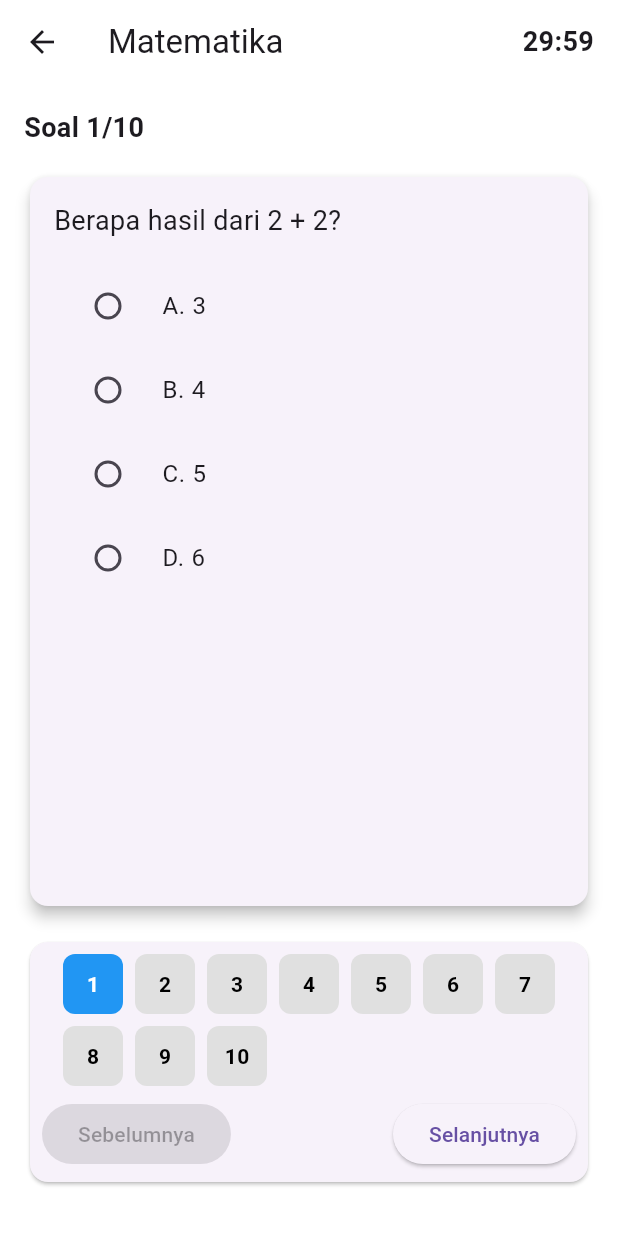
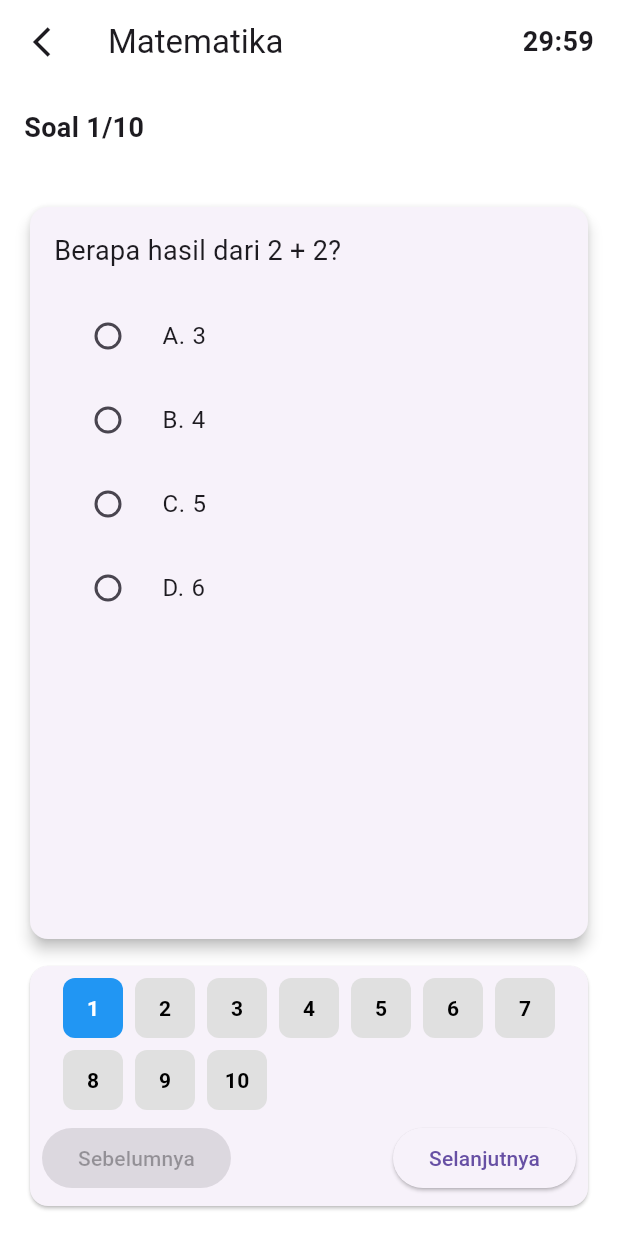
Before and after one commit to kurniaawann/Tugas_Akhir_MP, a Flutter app: the screen it shows after launch, after a tap on "MATEMATIKA", on a phone screen of 412 x 824 dp. Run offline on Flutter 3.47's test engine with Material 3 defaults, Android fonts, the phone set to English and light mode, and no system bars; our stand-ins replace sqflite; accounts and stored records are empty.

Commit message:
Refactor QuizScreen to improve timer handling and UI; add dialog management for time up state

```diff
--- a/lib/providers/timer_provider.dart
+++ b/lib/providers/timer_provider.dart
@@ -2,6 +2,7 @@ import 'package:flutter/material.dart';
 
 class TimerProvider with ChangeNotifier {
   int _remainingSeconds = 1800; // 30 menit
+  // int _remainingSeconds = 5; // untuk testing
   bool _timeIsUp = false;
 
   int get remainingSeconds => _remainingSeconds;
@@ -15,7 +16,15 @@ class TimerProvider with ChangeNotifier {
 
   void startTimer() {
     _timeIsUp = false;
-    _remainingSeconds = 1800;
+    _remainingSeconds = 1800; // uncomment untuk production
+    // _remainingSeconds = 5; // untuk testing
+    notifyListeners();
+  }
+
+  void resetTimer() {
+    _timeIsUp = false;
+    _remainingSeconds = 1800; // uncomment untuk production
+    // _remainingSeconds = 5; // untuk testing
     notifyListeners();
   }
 
@@ -23,7 +32,7 @@ class TimerProvider with ChangeNotifier {
     if (_remainingSeconds > 0) {
       _remainingSeconds--;
       notifyListeners();
-    } else {
+    } else if (!_timeIsUp) {
       _timeIsUp = true;
       notifyListeners();
     }
--- a/lib/screens/quiz_screen.dart
+++ b/lib/screens/quiz_screen.dart
@@ -22,6 +22,8 @@ class QuizScreen extends StatefulWidget {
 
 class QuizScreenState extends State<QuizScreen> {
   late TimerProvider _timerProvider;
+  bool _dialogShown = false;
+  bool _isDisposed = false;
 
   @override
   void initState() {
@@ -33,17 +35,27 @@ class QuizScreenState extends State<QuizScreen> {
       final quizProvider = Provider.of<QuizProvider>(context, listen: false);
       quizProvider.initializeQuiz(widget.questions);
 
-      // Start timer
       _startCountdown();
+      _dialogShown = false; // Reset dialog flag
     });
+  }
+
+  @override
+  void dispose() {
+    _isDisposed = true;
+    super.dispose();
   }
 
   void _startCountdown() {
     Future.doWhile(() async {
-      await Future.delayed(Duration(seconds: 1));
+      await Future.delayed(const Duration(seconds: 1));
+
+      if (_isDisposed) return false;
+
       _timerProvider.tick();
 
-      if (_timerProvider.timeIsUp) {
+      if (_timerProvider.timeIsUp && !_dialogShown && mounted) {
+        _dialogShown = true;
         _showTimeUpDialog();
         return false;
       }
@@ -52,20 +64,22 @@ class QuizScreenState extends State<QuizScreen> {
   }
 
   void _showTimeUpDialog() {
+    if (!mounted) return;
+
     showDialog(
       context: context,
       barrierDismissible: false,
       builder:
           (context) => AlertDialog(
-            title: Text('Waktu Habis'),
-            content: Text('Waktu pengerjaan kuis telah habis.'),
+            title: const Text('Waktu Habis'),
+            content: const Text('Waktu pengerjaan kuis telah habis.'),
             actions: [
               TextButton(
                 onPressed: () {
-                  Navigator.pop(context);
-                  Navigator.pop(context);
+                  Navigator.of(context).pop(); // Close dialog
+                  Navigator.of(context).pop(); // Go back to previous screen
                 },
-                child: Text('OK'),
+                child: const Text('OK'),
               ),
             ],
           ),
@@ -74,44 +88,174 @@ class QuizScreenState extends State<QuizScreen> {
 
   @override
   Widget build(BuildContext context) {
+    final timerProvider = Provider.of<TimerProvider>(context);
     final quizProvider = Provider.of<QuizProvider>(context);
-    final timerProvider = Provider.of<TimerProvider>(context);
 
-    if (timerProvider.timeIsUp) {
-      WidgetsBinding.instance.addPostFrameCallback((_) {
-        _showTimeUpDialog();
-      });
+    if (quizProvider.questions.isEmpty ||
+        quizProvider.currentQuestionIndex >= quizProvider.questions.length) {
+      return Scaffold(
+        appBar: AppBar(title: Text('Quiz')),
+        body: const Center(
+          child: Text('No questions available or quiz completed'),
+        ),
+      );
     }
+
+    final currentQuestion =
+        quizProvider.questions[quizProvider.currentQuestionIndex];
+    final currentAnswer =
+        quizProvider.currentQuestionIndex < quizProvider.userAnswers.length
+            ? quizProvider.userAnswers[quizProvider.currentQuestionIndex]
+            : null;
 
     return Scaffold(
       appBar: AppBar(
         title: Text(widget.subjectName),
         actions: [
           Padding(
-            padding: EdgeInsets.only(right: 16),
+            padding: const EdgeInsets.only(right: 16),
             child: Center(
               child: Text(
                 timerProvider.formattedTime,
-                style: TextStyle(fontSize: 18, fontWeight: FontWeight.bold),
+                style: const TextStyle(
+                  fontSize: 18,
+                  fontWeight: FontWeight.bold,
+                ),
               ),
             ),
           ),
         ],
+        leading: IconButton(
+          icon: const Icon(Icons.arrow_back_ios_outlined),
+          onPressed: () {
+            Navigator.pop(context);
+          },
+        ),
       ),
       body: Padding(
         padding: const EdgeInsets.all(16.0),
         child: Column(
+          spacing: 10,
           crossAxisAlignment: CrossAxisAlignment.stretch,
           children: [
             Text(
               'Soal ${quizProvider.currentQuestionIndex + 1}/${quizProvider.questions.length}',
-              style: TextStyle(fontSize: 18, fontWeight: FontWeight.bold),
+              style: const TextStyle(fontSize: 18, fontWeight: FontWeight.bold),
             ),
-            SizedBox(height: 16),
-            Expanded(child: _buildQuestionCard(context)),
-            SizedBox(height: 16),
-            _buildQuestionNavigation(context),
-            SizedBox(height: 16),
+            const SizedBox(height: 16),
+            Expanded(
+              child: Card(
+                elevation: 4,
+                child: Padding(
+                  padding: const EdgeInsets.all(16.0),
+                  child: Column(
+                    crossAxisAlignment: CrossAxisAlignment.start,
+                    children: [
+                      Text(
+                        currentQuestion.questionText,
+                        style: const TextStyle(fontSize: 18),
+                      ),
+                      const SizedBox(height: 16),
+                      Column(
+                        children:
+                            currentQuestion.options.asMap().entries.map((
+                              entry,
+                            ) {
+                              final index = entry.key;
+                              final option = entry.value;
+                              final optionLetter = String.fromCharCode(
+                                65 + index,
+                              );
+
+                              return RadioListTile<int>(
+                                title: Text('$optionLetter. $option'),
+                                value: index,
+                                groupValue: currentAnswer?.selectedAnswerIndex,
+                                onChanged: (value) {
+                                  quizProvider.selectAnswer(value!);
+                                },
+                              );
+                            }).toList(),
+                      ),
+                    ],
+                  ),
+                ),
+              ),
+            ),
+            Card(
+              child: Padding(
+                padding: const EdgeInsets.all(8.0),
+                child: Column(
+                  children: [
+                    Wrap(
+                      spacing: 8,
+                      runSpacing: 8,
+                      children: List.generate(quizProvider.questions.length, (
+                        index,
+                      ) {
+                        final isAnswered =
+                            quizProvider
+                                .userAnswers[index]
+                                .selectedAnswerIndex !=
+                            null;
+                        final isCurrent =
+                            index == quizProvider.currentQuestionIndex;
+
+                        return GestureDetector(
+                          onTap: () {
+                            quizProvider.goToQuestion(index);
+                          },
+                          child: Container(
+                            width: 40,
+                            height: 40,
+                            decoration: BoxDecoration(
+                              color:
+                                  isCurrent
+                                      ? Colors.blue
+                                      : isAnswered
+                                      ? Colors.green
+                                      : Colors.grey[300],
+                              borderRadius: BorderRadius.circular(8),
+                            ),
+                            child: Center(
+                              child: Text(
+                                '${index + 1}',
+                                style: TextStyle(
+                                  color:
+                                      isCurrent ? Colors.white : Colors.black,
+                                  fontWeight: FontWeight.bold,
+                                ),
+                              ),
+                            ),
+                          ),
+                        );
+                      }),
+                    ),
+                    const SizedBox(height: 8),
+                    Row(
+                      mainAxisAlignment: MainAxisAlignment.spaceBetween,
+                      children: [
+                        ElevatedButton(
+                          onPressed:
+                              quizProvider.currentQuestionIndex > 0
+                                  ? () => quizProvider.previousQuestion()
+                                  : null,
+                          child: const Text('Sebelumnya'),
+                        ),
+                        ElevatedButton(
+                          onPressed:
+                              quizProvider.currentQuestionIndex <
+                                      quizProvider.questions.length - 1
+                                  ? () => quizProvider.nextQuestion()
+                                  : null,
+                          child: const Text('Selanjutnya'),
+                        ),
+                      ],
+                    ),
+                  ],
+                ),
+              ),
+            ),
             if (quizProvider.currentQuestionIndex ==
                     quizProvider.questions.length - 1 &&
                 quizProvider.allQuestionsAnswered)
@@ -132,126 +276,11 @@ class QuizScreenState extends State<QuizScreen> {
                     ),
                   );
                 },
-                child: Text('Selesai'),
+                child: const Text('Selesai'),
               ),
           ],
         ),
       ),
     );
   }
-
-  Widget _buildQuestionCard(BuildContext context) {
-    final quizProvider = Provider.of<QuizProvider>(context);
-    final currentQuestion =
-        quizProvider.questions[quizProvider.currentQuestionIndex];
-    final currentAnswer =
-        quizProvider.userAnswers[quizProvider.currentQuestionIndex];
-
-    return Card(
-      elevation: 4,
-      child: Padding(
-        padding: const EdgeInsets.all(16.0),
-        child: Column(
-          crossAxisAlignment: CrossAxisAlignment.start,
-          children: [
-            Text(currentQuestion.questionText, style: TextStyle(fontSize: 18)),
-            SizedBox(height: 16),
-            Column(
-              children:
-                  currentQuestion.options.asMap().entries.map((entry) {
-                    final index = entry.key;
-                    final option = entry.value;
-                    final optionLetter = String.fromCharCode(
-                      65 + index,
-                    ); // A, B, C, D
-
-                    return RadioListTile<int>(
-                      title: Text('$optionLetter. $option'),
-                      value: index,
-                      groupValue: currentAnswer.selectedAnswerIndex,
-                      onChanged: (value) {
-                        quizProvider.selectAnswer(value!);
-                      },
-                    );
-                  }).toList(),
-            ),
-          ],
-        ),
-      ),
-    );
-  }
-
-  Widget _buildQuestionNavigation(BuildContext context) {
-    final quizProvider = Provider.of<QuizProvider>(context);
-
-    return Card(
-      child: Padding(
-        padding: const EdgeInsets.all(8.0),
-        child: Column(
-          children: [
-            Wrap(
-              spacing: 8,
-              runSpacing: 8,
-              children: List.generate(quizProvider.questions.length, (index) {
-                final isAnswered =
-                    quizProvider.userAnswers[index].selectedAnswerIndex != null;
-                final isCurrent = index == quizProvider.currentQuestionIndex;
-
-                return GestureDetector(
-                  onTap: () {
-                    quizProvider.goToQuestion(
-                      index,
-                    ); // Now using the proper method
-                  },
-                  child: Container(
-                    width: 40,
-                    height: 40,
-                    decoration: BoxDecoration(
-                      color:
-                          isCurrent
-                              ? Colors.blue
-                              : isAnswered
-                              ? Colors.green
-                              : Colors.grey[300],
-                      borderRadius: BorderRadius.circular(8),
-                    ),
-                    child: Center(
-                      child: Text(
-                        '${index + 1}',
-                        style: TextStyle(
-                          color: isCurrent ? Colors.white : Colors.black,
-                          fontWeight: FontWeight.bold,
-                        ),
-                      ),
-                    ),
-                  ),
-                );
-              }),
-            ),
-            SizedBox(height: 8),
-            Row(
-              mainAxisAlignment: MainAxisAlignment.spaceBetween,
-              children: [
-                ElevatedButton(
-                  onPressed:
-                      quizProvider.currentQuestionIndex > 0
-                          ? () => quizProvider.previousQuestion()
-                          : null,
-                  child: Text('Sebelumnya'),
-                ),
-                ElevatedButton(
-                  onPressed:
-                      quizProvider.currentQuestionIndex <
-                              quizProvider.questions.length - 1
-                          ? () => quizProvider.nextQuestion()
-                          : null,
-                  child: Text('Selanjutnya'),
-                ),
-              ],
-            ),
-          ],
-        ),
-      ),
-    );
-  }
 }
```
